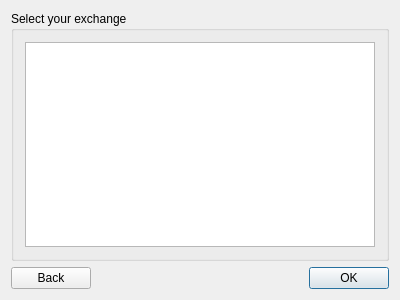
This is src/login/allexchangesdialog.ui in JulyIghor/QtBitcoinTrader as Qt 5 draws it before an edit. The edited form follows.
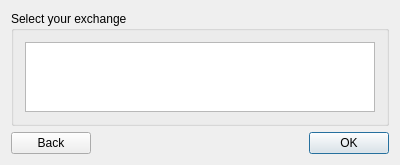
This is the edited form.

```diff
--- a/src/login/allexchangesdialog.ui
+++ b/src/login/allexchangesdialog.ui
@@ -7,7 +7,7 @@
     <x>0</x>
     <y>0</y>
     <width>400</width>
-    <height>300</height>
+    <height>151</height>
    </rect>
   </property>
   <property name="windowTitle">
@@ -45,6 +45,9 @@
      <layout class="QVBoxLayout" name="verticalLayout">
       <item>
        <widget class="QTableView" name="exchangesTableView">
+        <property name="styleSheet">
+         <string notr="true">font-size:12px</string>
+        </property>
         <property name="selectionMode">
          <enum>QAbstractItemView::SingleSelection</enum>
         </property>
```
